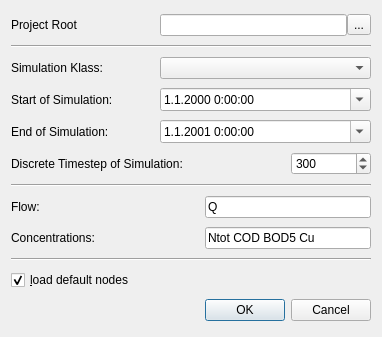
The window that src/gui/newsimulationdialog.ui (gregorburger/CityDrain3) describes before a commit, drawn with Qt 5.
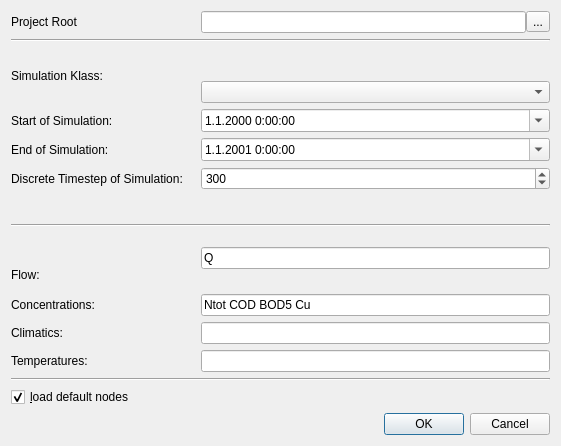
The same window after the commit.

Commit message: add new calculation units climatic and temperature

```diff
--- a/src/gui/newsimulationdialog.ui
+++ b/src/gui/newsimulationdialog.ui
@@ -6,8 +6,8 @@
    <rect>
     <x>0</x>
     <y>0</y>
-    <width>382</width>
-    <height>337</height>
+    <width>561</width>
+    <height>446</height>
    </rect>
   </property>
   <property name="sizePolicy">
@@ -36,7 +36,7 @@
      </property>
     </widget>
    </item>
-   <item row="0" column="2" colspan="3">
+   <item row="0" column="3">
     <layout class="QHBoxLayout" name="horizontalLayout">
      <property name="spacing">
       <number>0</number>
@@ -63,14 +63,14 @@
      </item>
     </layout>
    </item>
-   <item row="1" column="0" colspan="5">
+   <item row="1" column="0" colspan="4">
     <widget class="Line" name="line_3">
      <property name="orientation">
       <enum>Qt::Horizontal</enum>
      </property>
     </widget>
    </item>
-   <item row="2" column="0">
+   <item row="2" column="0" rowspan="2">
     <widget class="QLabel" name="label">
      <property name="text">
       <string>Simulation Klass:</string>
@@ -80,10 +80,10 @@
      </property>
     </widget>
    </item>
-   <item row="2" column="2" colspan="3">
+   <item row="3" column="3">
     <widget class="QComboBox" name="simulationComboBox"/>
    </item>
-   <item row="3" column="0" colspan="2">
+   <item row="4" column="0">
     <widget class="QLabel" name="label_2">
      <property name="text">
       <string>Start of Simulation:</string>
@@ -93,7 +93,7 @@
      </property>
     </widget>
    </item>
-   <item row="3" column="2" colspan="3">
+   <item row="4" column="3">
     <widget class="QDateTimeEdit" name="start">
      <property name="currentSection">
       <enum>QDateTimeEdit::DaySection</enum>
@@ -106,7 +106,7 @@
      </property>
     </widget>
    </item>
-   <item row="4" column="0">
+   <item row="5" column="0">
     <widget class="QLabel" name="label_3">
      <property name="text">
       <string>End of Simulation:</string>
@@ -116,7 +116,7 @@
      </property>
     </widget>
    </item>
-   <item row="4" column="2" colspan="3">
+   <item row="5" column="3">
     <widget class="QDateTimeEdit" name="stop">
      <property name="dateTime">
       <datetime>
@@ -139,7 +139,7 @@
      </property>
     </widget>
    </item>
-   <item row="5" column="0" colspan="4">
+   <item row="6" column="0">
     <widget class="QLabel" name="label_4">
      <property name="text">
       <string>Discrete Timestep of Simulation:</string>
@@ -149,7 +149,7 @@
      </property>
     </widget>
    </item>
-   <item row="5" column="4">
+   <item row="6" column="3">
     <widget class="QSpinBox" name="dt">
      <property name="minimum">
       <number>0</number>
@@ -165,14 +165,14 @@
      </property>
     </widget>
    </item>
-   <item row="6" column="0" colspan="5">
+   <item row="7" column="0" rowspan="2" colspan="4">
     <widget class="Line" name="line">
      <property name="orientation">
       <enum>Qt::Horizontal</enum>
      </property>
     </widget>
    </item>
-   <item row="7" column="0">
+   <item row="9" column="0">
     <widget class="QLabel" name="label_5">
      <property name="text">
       <string>Flow:</string>
@@ -182,14 +182,14 @@
      </property>
     </widget>
    </item>
-   <item row="7" column="3" colspan="2">
+   <item row="8" column="3" rowspan="2">
     <widget class="QLineEdit" name="flowName">
      <property name="text">
       <string>Q</string>
      </property>
     </widget>
    </item>
-   <item row="8" column="0" colspan="3">
+   <item row="10" column="0">
     <widget class="QLabel" name="label_6">
      <property name="text">
       <string>Concentrations:</string>
@@ -199,21 +199,55 @@
      </property>
     </widget>
    </item>
-   <item row="8" column="3" colspan="2">
+   <item row="10" column="3">
     <widget class="QLineEdit" name="concentrationNames">
      <property name="text">
       <string>Ntot COD BOD5 Cu</string>
      </property>
     </widget>
    </item>
-   <item row="9" column="0" colspan="5">
+   <item row="11" column="0">
+    <widget class="QLabel" name="label_8">
+     <property name="text">
+      <string>Climatics:</string>
+     </property>
+     <property name="buddy">
+      <cstring>concentrationNames</cstring>
+     </property>
+    </widget>
+   </item>
+   <item row="11" column="3">
+    <widget class="QLineEdit" name="climaticNames">
+     <property name="text">
+      <string/>
+     </property>
+    </widget>
+   </item>
+   <item row="12" column="0">
+    <widget class="QLabel" name="label_9">
+     <property name="text">
+      <string>Temperatures:</string>
+     </property>
+     <property name="buddy">
+      <cstring>concentrationNames</cstring>
+     </property>
+    </widget>
+   </item>
+   <item row="12" column="3">
+    <widget class="QLineEdit" name="temperatureNames">
+     <property name="text">
+      <string/>
+     </property>
+    </widget>
+   </item>
+   <item row="13" column="0" colspan="4">
     <widget class="Line" name="line_2">
      <property name="orientation">
       <enum>Qt::Horizontal</enum>
      </property>
     </widget>
    </item>
-   <item row="10" column="0" colspan="3">
+   <item row="14" column="0">
     <widget class="QCheckBox" name="defaultNodesCheckBox">
      <property name="text">
       <string>&amp;load default nodes</string>
@@ -226,7 +260,7 @@
      </property>
     </widget>
    </item>
-   <item row="11" column="3" colspan="2">
+   <item row="15" column="3">
     <widget class="QDialogButtonBox" name="buttonBox">
      <property name="orientation">
       <enum>Qt::Horizontal</enum>
```
The commit also changes 5 other files.
